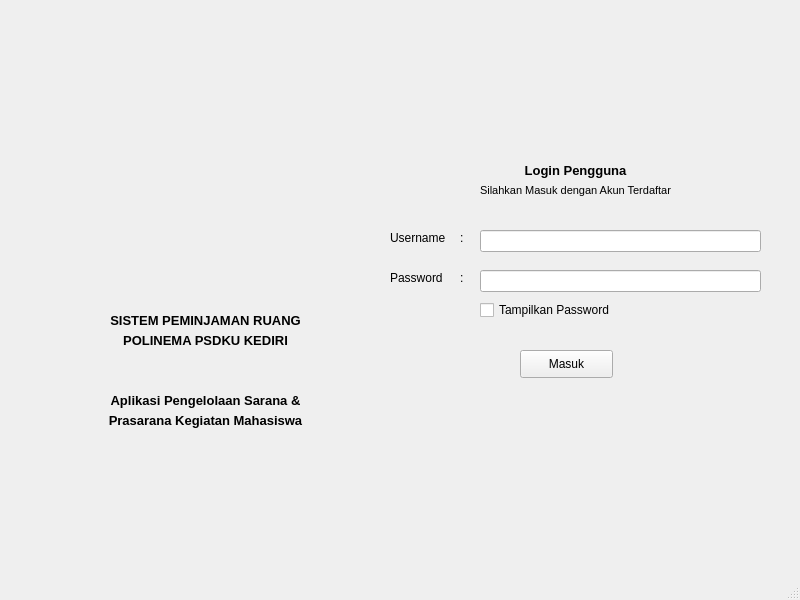
Above: ui/login.ui from Ariel-F-S/SistemPeminjamanRuangPolinemaKampusKediri before the change. Below: the same form after it.
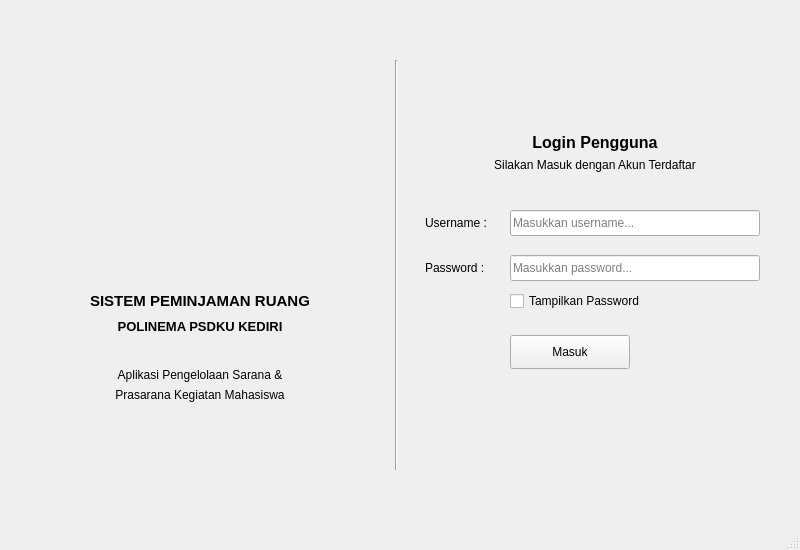
That is the form after the change. Icons and pictures are not drawn.

The edit to the form file:
```diff
--- a/ui/login.ui
+++ b/ui/login.ui
@@ -7,7 +7,7 @@
     <x>0</x>
     <y>0</y>
     <width>800</width>
-    <height>600</height>
+    <height>550</height>
    </rect>
   </property>
   <property name="windowTitle">
@@ -17,10 +17,10 @@
    <widget class="QLabel" name="label">
     <property name="geometry">
      <rect>
-      <x>120</x>
-      <y>120</y>
-      <width>181</width>
-      <height>181</height>
+      <x>115</x>
+      <y>100</y>
+      <width>170</width>
+      <height>170</height>
      </rect>
     </property>
     <property name="text">
@@ -37,14 +37,14 @@
     <property name="geometry">
      <rect>
       <x>20</x>
-      <y>310</y>
-      <width>371</width>
-      <height>20</height>
+      <y>290</y>
+      <width>360</width>
+      <height>22</height>
      </rect>
     </property>
     <property name="font">
      <font>
-      <pointsize>10</pointsize>
+      <pointsize>11</pointsize>
       <weight>75</weight>
       <bold>true</bold>
      </font>
@@ -60,9 +60,9 @@
     <property name="geometry">
      <rect>
       <x>20</x>
-      <y>330</y>
-      <width>371</width>
-      <height>20</height>
+      <y>315</y>
+      <width>360</width>
+      <height>22</height>
      </rect>
     </property>
     <property name="font">
@@ -83,18 +83,11 @@
     <property name="geometry">
      <rect>
       <x>20</x>
-      <y>390</y>
-      <width>371</width>
-      <height>21</height>
+      <y>365</y>
+      <width>360</width>
+      <height>20</height>
      </rect>
     </property>
-    <property name="font">
-     <font>
-      <pointsize>10</pointsize>
-      <weight>75</weight>
-      <bold>true</bold>
-     </font>
-    </property>
     <property name="text">
      <string>Aplikasi Pengelolaan Sarana &amp;</string>
     </property>
@@ -106,18 +99,11 @@
     <property name="geometry">
      <rect>
       <x>20</x>
-      <y>410</y>
-      <width>371</width>
-      <height>21</height>
+      <y>385</y>
+      <width>360</width>
+      <height>20</height>
      </rect>
     </property>
-    <property name="font">
-     <font>
-      <pointsize>10</pointsize>
-      <weight>75</weight>
-      <bold>true</bold>
-     </font>
-    </property>
     <property name="text">
      <string>Prasarana Kegiatan Mahasiswa</string>
     </property>
@@ -125,18 +111,34 @@
      <set>Qt::AlignCenter</set>
     </property>
    </widget>
-   <widget class="QLabel" name="label_6">
+   <widget class="QFrame" name="garisPemisah">
     <property name="geometry">
      <rect>
-      <x>390</x>
-      <y>160</y>
-      <width>371</width>
-      <height>21</height>
+      <x>395</x>
+      <y>60</y>
+      <width>2</width>
+      <height>410</height>
+     </rect>
+    </property>
+    <property name="frameShape">
+     <enum>QFrame::VLine</enum>
+    </property>
+    <property name="frameShadow">
+     <enum>QFrame::Sunken</enum>
+    </property>
+   </widget>
+   <widget class="QLabel" name="lblLoginHeader">
+    <property name="geometry">
+     <rect>
+      <x>420</x>
+      <y>130</y>
+      <width>350</width>
+      <height>24</height>
      </rect>
     </property>
     <property name="font">
      <font>
-      <pointsize>10</pointsize>
+      <pointsize>12</pointsize>
       <weight>75</weight>
       <bold>true</bold>
      </font>
@@ -151,21 +153,14 @@
    <widget class="QLabel" name="label_7">
     <property name="geometry">
      <rect>
-      <x>390</x>
-      <y>180</y>
-      <width>371</width>
-      <height>21</height>
+      <x>420</x>
+      <y>155</y>
+      <width>350</width>
+      <height>20</height>
      </rect>
     </property>
-    <property name="font">
-     <font>
-      <pointsize>8</pointsize>
-      <weight>50</weight>
-      <bold>false</bold>
-     </font>
-    </property>
     <property name="text">
-     <string>Silahkan Masuk dengan Akun Terdaftar</string>
+     <string>Silakan Masuk dengan Akun Terdaftar</string>
     </property>
     <property name="alignment">
      <set>Qt::AlignCenter</set>
@@ -174,82 +169,65 @@
    <widget class="QLabel" name="label_8">
     <property name="geometry">
      <rect>
-      <x>390</x>
-      <y>230</y>
-      <width>71</width>
-      <height>16</height>
+      <x>425</x>
+      <y>210</y>
+      <width>80</width>
+      <height>26</height>
      </rect>
     </property>
     <property name="text">
-     <string>Username</string>
+     <string>Username :</string>
     </property>
    </widget>
-   <widget class="QLabel" name="label_9">
+   <widget class="QLineEdit" name="txtUsername">
     <property name="geometry">
      <rect>
-      <x>390</x>
-      <y>270</y>
-      <width>71</width>
-      <height>16</height>
+      <x>510</x>
+      <y>210</y>
+      <width>250</width>
+      <height>26</height>
      </rect>
     </property>
-    <property name="text">
-     <string>Password</string>
+    <property name="placeholderText">
+     <string>Masukkan username...</string>
     </property>
    </widget>
    <widget class="QLabel" name="label_10">
     <property name="geometry">
      <rect>
-      <x>460</x>
-      <y>230</y>
-      <width>16</width>
-      <height>16</height>
+      <x>425</x>
+      <y>255</y>
+      <width>80</width>
+      <height>26</height>
      </rect>
     </property>
     <property name="text">
-     <string>:</string>
+     <string>Password :</string>
     </property>
    </widget>
-   <widget class="QLabel" name="label_11">
+   <widget class="QLineEdit" name="txtPassword">
     <property name="geometry">
      <rect>
-      <x>460</x>
-      <y>270</y>
-      <width>16</width>
-      <height>16</height>
+      <x>510</x>
+      <y>255</y>
+      <width>250</width>
+      <height>26</height>
      </rect>
     </property>
-    <property name="text">
-     <string>:</string>
+    <property name="echoMode">
+     <enum>QLineEdit::Password</enum>
     </property>
-   </widget>
-   <widget class="QLineEdit" name="lineEdit">
-    <property name="geometry">
-     <rect>
-      <x>480</x>
-      <y>230</y>
-      <width>281</width>
-      <height>22</height>
-     </rect>
+    <property name="placeholderText">
+     <string>Masukkan password...</string>
     </property>
    </widget>
-   <widget class="QLineEdit" name="lineEdit_2">
+   <widget class="QCheckBox" name="chkShowPassword">
     <property name="geometry">
      <rect>
-      <x>480</x>
-      <y>270</y>
-      <width>281</width>
+      <x>510</x>
+      <y>290</y>
+      <width>160</width>
       <height>22</height>
-     </rect>
-    </property>
-   </widget>
-   <widget class="QCheckBox" name="checkBox">
-    <property name="geometry">
-     <rect>
-      <x>480</x>
-      <y>300</y>
-      <width>151</width>
-      <height>20</height>
      </rect>
     </property>
     <property name="text">
@@ -259,10 +237,10 @@
    <widget class="QPushButton" name="pushButton">
     <property name="geometry">
      <rect>
-      <x>520</x>
-      <y>350</y>
-      <width>93</width>
-      <height>28</height>
+      <x>510</x>
+      <y>335</y>
+      <width>120</width>
+      <height>34</height>
      </rect>
     </property>
     <property name="text">
```
Left out of the diff: 24 changed lines with no effect on the pictures.
